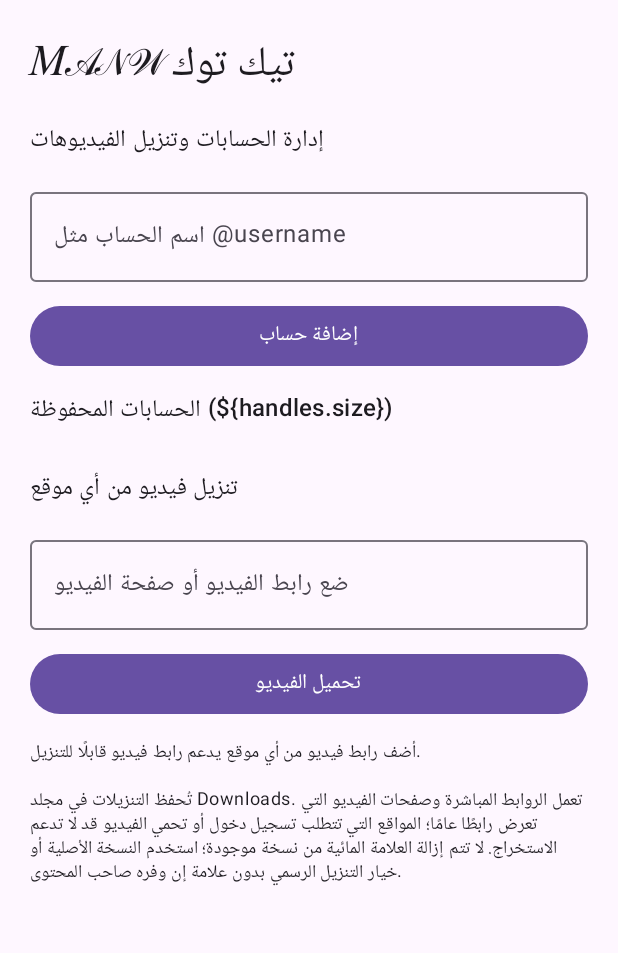
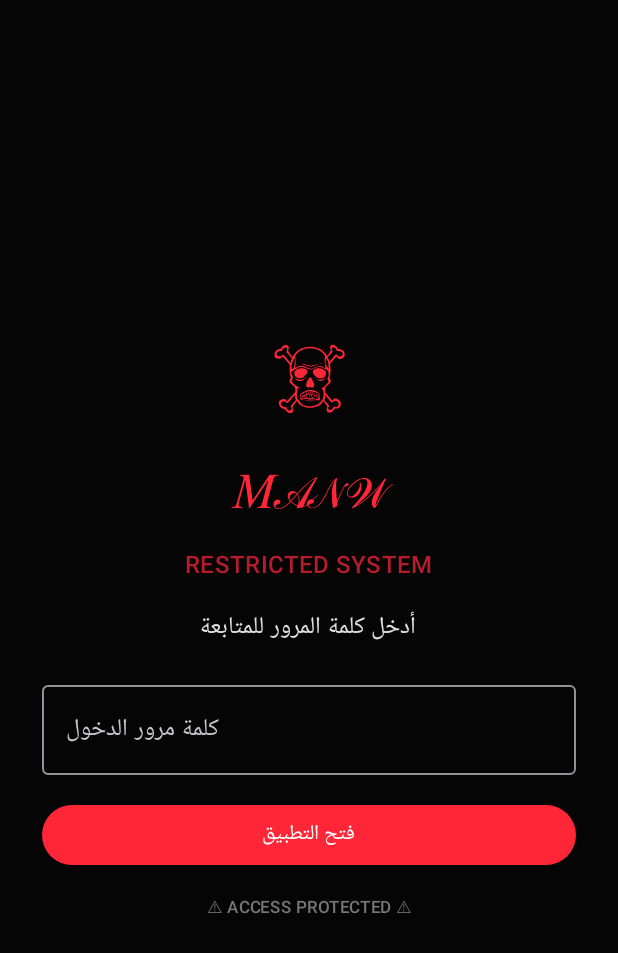
Before and after one commit to tmmeee1231-droid/-mr, an Android app built with Jetpack Compose: the screen it shows after launch (MainActivity), on a phone screen of 412 x 824 dp. Shown: the top 953 px of the screen. Run offline under Robolectric (Android 15) with nearby library versions, the phone set to English and light mode, and no system bars.

Commit message:
Add startup password gate and dark red horror theme

```diff
--- a/app/src/main/java/com/manw/tiktoksync/MainActivity.kt
+++ b/app/src/main/java/com/manw/tiktoksync/MainActivity.kt
@@ -30,6 +30,9 @@ import androidx.compose.material3.Button
 import androidx.compose.material3.Card
 import androidx.compose.material3.Checkbox
 import androidx.compose.material3.MaterialTheme
+import androidx.compose.material3.darkColorScheme
+import androidx.compose.ui.graphics.Color
+import androidx.compose.ui.text.input.PasswordVisualTransformation
 import androidx.compose.material3.OutlinedTextField
 import androidx.compose.material3.Surface
 import androidx.compose.material3.Text
@@ -59,8 +62,20 @@ class MainActivity : ComponentActivity() {
             intent.getStringExtra(Intent.EXTRA_TEXT).orEmpty()
         } else ""
         setContent {
-            MaterialTheme {
-                Surface(Modifier.fillMaxSize()) {
+            MaterialTheme(colorScheme = darkColorScheme(
+                primary = Color(0xFFFF2638),
+                onPrimary = Color.White,
+                secondary = Color(0xFF9B1020),
+                background = Color(0xFF050505),
+                surface = Color(0xFF101010),
+                onBackground = Color(0xFFF2F2F2),
+                onSurface = Color(0xFFF2F2F2)
+            )) {
+                Surface(Modifier.fillMaxSize(), color = Color(0xFF050505)) {
+                    var unlocked by remember { mutableStateOf(false) }
+                    if (!unlocked) {
+                        AppLockScreen(onUnlock = { unlocked = it })
+                    } else {
                         ManwScreen(sharedLink) { link, onStatus ->
                             lifecycleScope.launch {
                                 onStatus("جاري فحص الرابط واستخراج الفيديو...")
@@ -80,6 +95,49 @@ class MainActivity : ComponentActivity() {
                         }
                     }
                 }
+            }
+        }
+    }
+}
+
+private const val APP_ACCESS_PASSWORD = "manw1231$"
+
+@Composable
+private fun AppLockScreen(onUnlock: (Boolean) -> Unit) {
+    var password by remember { mutableStateOf("") }
+    var error by remember { mutableStateOf("") }
+    Box(
+        modifier = Modifier.fillMaxSize(),
+        contentAlignment = Alignment.Center
+    ) {
+        Column(
+            modifier = Modifier.fillMaxWidth().padding(28.dp),
+            horizontalAlignment = Alignment.CenterHorizontally,
+            verticalArrangement = Arrangement.spacedBy(16.dp)
+        ) {
+            Text("☠", color = Color(0xFFFF2638), style = MaterialTheme.typography.displayLarge)
+            Text("𝑀𝒜𝒩𝒲", color = Color(0xFFFF2638), style = MaterialTheme.typography.headlineLarge)
+            Text("RESTRICTED SYSTEM", color = Color(0xFFB71C2C), style = MaterialTheme.typography.titleMedium)
+            Text("أدخل كلمة المرور للمتابعة", color = Color(0xFFE0E0E0))
+            OutlinedTextField(
+                value = password,
+                onValueChange = { password = it; error = "" },
+                modifier = Modifier.fillMaxWidth(),
+                label = { Text("كلمة مرور الدخول") },
+                singleLine = true,
+                visualTransformation = PasswordVisualTransformation()
+            )
+            Button(
+                onClick = {
+                    if (password == APP_ACCESS_PASSWORD) onUnlock(true)
+                    else error = "كلمة المرور غير صحيحة"
+                },
+                modifier = Modifier.fillMaxWidth()
+            ) { Text("فتح التطبيق") }
+            if (error.isNotBlank()) {
+                Text(error, color = Color(0xFFFF5262))
+            }
+            Text("⚠ ACCESS PROTECTED ⚠", color = Color(0xFF777777), style = MaterialTheme.typography.labelSmall)
         }
     }
 }
```
Lines whose indentation alone changed are shown as unchanged.
